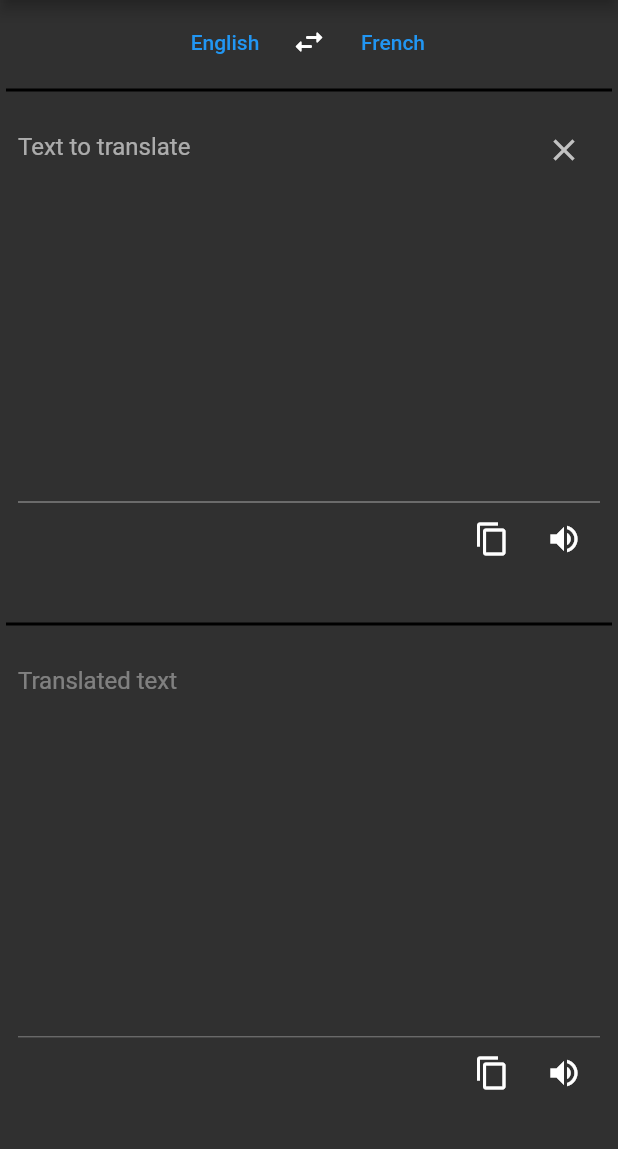
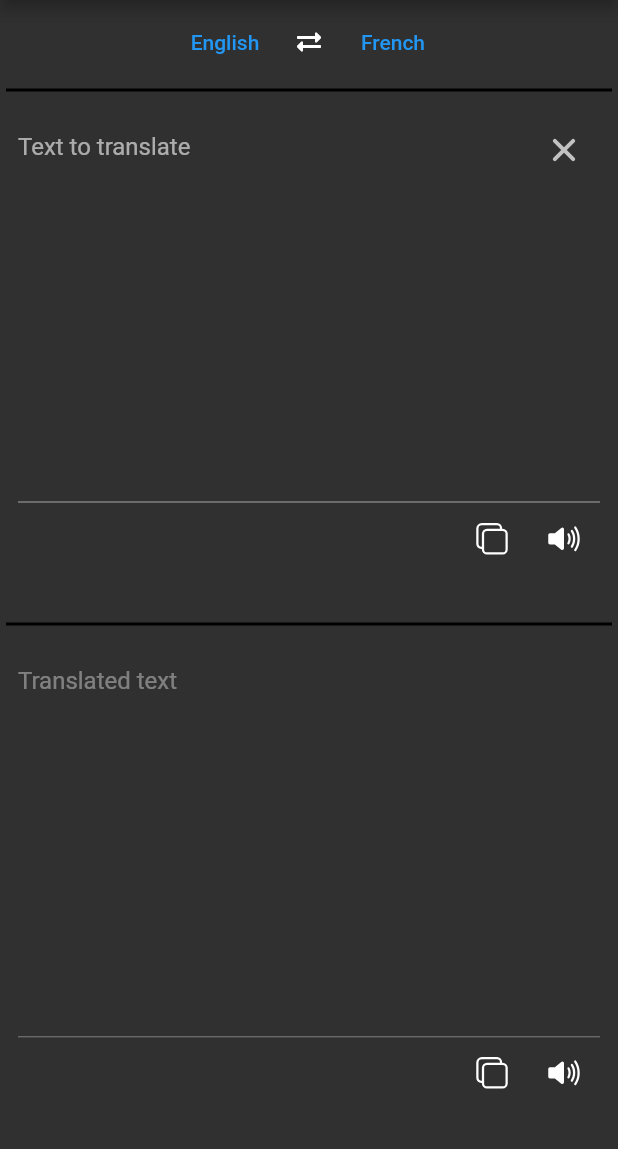
Before and after one commit to Louis-Navarro/simply-translate, a Flutter app: the screen it shows after launch, on a phone screen of 412 x 824 dp, the part 84-1233 px from its top. Run offline on Flutter 3.47's test engine with Material 2 defaults, Android fonts, the phone set to English and light mode, and no system bars; our stand-ins replace font_awesome_flutter, ionicons, just_audio.

Commit message:
Changed icon designs

```diff
--- a/lib/pages/home.dart
+++ b/lib/pages/home.dart
@@ -16,9 +16,10 @@
 import 'dart:async';
 
 import 'package:flutter/material.dart';
-import 'package:flutter/services.dart';
 import 'package:http/http.dart' as http;
 import 'package:just_audio/just_audio.dart';
+import 'package:font_awesome_flutter/font_awesome_flutter.dart';
+import 'package:ionicons/ionicons.dart';
 
 import '../widgets/list_view_search.dart';
 import '../widgets/text_field_box.dart';
@@ -291,7 +292,7 @@ class _TranslatorPageState extends State<TranslatorPage> {
                   ),
                   IconButton(
                     onPressed: () => _swapLanguages(),
-                    icon: const Icon(Icons.swap_horiz_rounded),
+                    icon: const FaIcon(FontAwesomeIcons.exchangeAlt, size: 16),
                   ),
                   TextButton(
                     child: Text(to),
--- a/lib/widgets/text_field_box.dart
+++ b/lib/widgets/text_field_box.dart
@@ -17,6 +17,8 @@ import 'package:flutter/material.dart';
 import 'package:flutter/services.dart';
 
 import 'package:just_audio/just_audio.dart';
+import 'package:font_awesome_flutter/font_awesome_flutter.dart';
+import 'package:ionicons/ionicons.dart';
 
 class TextFieldBox extends StatefulWidget {
   final TextEditingController textController;
@@ -90,7 +92,7 @@ class _TextFieldBoxState extends State<TextFieldBox> {
                   heightFactor: 10.0,
                   child: enabled
                       ? IconButton(
-                          icon: const Icon(Icons.close),
+                          icon: const Icon(Ionicons.close, size: 28),
                           onPressed: () {
                             textController.clear();
                             translateText(textController.text);
@@ -120,14 +122,14 @@ class _TextFieldBoxState extends State<TextFieldBox> {
                     ));
                   });
                 },
-                icon: const Icon(Icons.copy),
+                icon: const Icon(Ionicons.copy_outline),
               ),
               IconButton(
                 onPressed: () async {
                   await audioPlayer.play();
                   audioPlayer.stop();
                 },
-                icon: const Icon(Icons.volume_up),
+                icon: const Icon(Ionicons.volume_high),
               ),
             ],
           ),
--- a/pubspec.yaml
+++ b/pubspec.yaml
@@ -47,6 +47,8 @@ dev_dependencies:
   flutter_lints: ^1.0.0
   http: ^0.13.4
   just_audio: ^0.9.15
+  font_awesome_flutter: ^9.2.0
+  ionicons: ^0.1.2
 
 # For information on the generic Dart part of this file, see the
 # following page: https://dart.dev/tools/pub/pubspec
```
Also changed, not shown: pubspec.lock.
